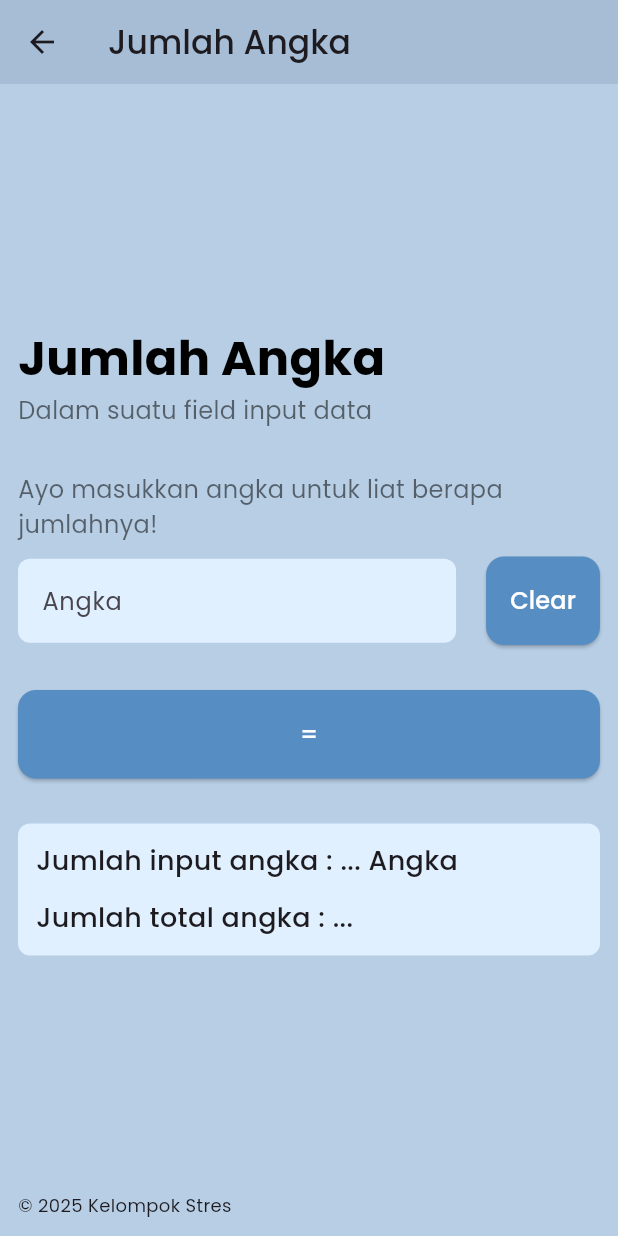
After one commit to haloYusuf/tugas1-mobile-teori, a Flutter app: the SecretPage screen opened by its route, on a phone screen of 412 x 824 dp. The commit adds this screen. Run offline on Flutter 3.47's test engine with Material 3 defaults, Android fonts, the phone set to English and light mode, and no system bars; our stand-ins replace get.

Commit message:
Update: Finish App

```diff
--- a/lib/app/controllers/kalkulator_controller.dart
+++ b/lib/app/controllers/kalkulator_controller.dart
@@ -65,15 +65,15 @@ class KalkulatorController extends GetxController {
         title: 'Gagal',
         message: 'Pilih operasi terlebih dahulu!',
       );
-    } else if (inputNum1.value.isEmpty) {
+    } else if (inputNum1.value.isEmpty || inputNum1.value.isAlphabetOnly) {
       _showDialog(
         title: 'Gagal',
-        message: 'Angka pertama tidak boleh kosong!',
+        message: 'Angka pertama tidak boleh kosong / huruf!',
       );
-    } else if (inputNum2.value.isEmpty) {
+    } else if (inputNum2.value.isEmpty || inputNum2.value.isAlphabetOnly) {
       _showDialog(
         title: 'Gagal',
-        message: 'Angka kedua tidak boleh kosong!',
+        message: 'Angka kedua tidak boleh kosong / huruf!',
       );
     } else {
       double value1 = double.parse(inputNum1.value.replaceAll(',', '.'));
--- /dev/null
+++ b/lib/app/controllers/secret_controller.dart
@@ -0,0 +1,54 @@
+import 'package:flutter/widgets.dart';
+import 'package:get/get.dart';
+
+class SecretController extends GetxController {
+  TextEditingController textController = TextEditingController();
+  var isCheckedBefore = false.obs;
+  var totalNumber = 0.obs;
+  var lengthNumber = 0.obs;
+
+  @override
+  void onClose() {
+    textController.clear();
+    textController.dispose();
+    super.onClose();
+  }
+
+  void handleBack() {
+    Get.back();
+  }
+
+  void handleClear() {
+    textController.clear();
+  }
+
+  void handleResult() {
+    var data = textController.text.removeAllWhitespace;
+    if (data.isEmpty) {
+      _showDialog(
+        title: 'Gagal',
+        message: 'Angka tidak boleh kosong!',
+      );
+    } else if (data.contains('.') || data.contains(',') || data.isAlphabetOnly) {
+      _showDialog(
+        title: 'Gagal',
+        message: 'Input harus berupa bilangan bulat!',
+      );
+    } else {
+      isCheckedBefore.value = true;
+      lengthNumber.value = data.length;
+      totalNumber.value = 0;
+      data.split('').forEach((v) {
+        totalNumber.value+=int.parse(v);
+      });
+    }
+  }
+
+  void _showDialog({required String title, required String message}) {
+    Get.defaultDialog(
+      title: title,
+      middleText: message,
+      radius: 8,
+    );
+  }
+}
--- a/lib/app/pages/kalkulator_page.dart
+++ b/lib/app/pages/kalkulator_page.dart
@@ -174,7 +174,8 @@ class KalkulatorPage extends StatelessWidget {
                             ),
                             shape: RoundedRectangleBorder(
                               borderRadius: BorderRadius.circular(12),
-                              )),
+                            ),
+                          ),
                           onPressed: controller.handleHitunk,
                           child: Text(
                             'Hitunk',
--- /dev/null
+++ b/lib/app/pages/secret_page.dart
@@ -0,0 +1,187 @@
+import 'package:flutter/material.dart';
+import 'package:get/get.dart';
+import 'package:tugas1_mobile_teori/app/controllers/secret_controller.dart';
+
+class SecretPage extends StatelessWidget {
+  const SecretPage({super.key});
+
+  @override
+  Widget build(BuildContext context) {
+    SecretController controller = Get.put(SecretController());
+    return Scaffold(
+      backgroundColor: const Color(0xFFB7CEE5),
+      appBar: AppBar(
+        backgroundColor: const Color(0xFFA6BDD5),
+        leading: IconButton(
+          icon: const Icon(Icons.arrow_back),
+          onPressed: controller.handleBack,
+        ),
+        title: Text(
+          'Jumlah Angka',
+          style: TextStyle(
+            fontWeight: FontWeight.w500,
+          ),
+        ),
+      ),
+      body: Padding(
+        padding: EdgeInsets.all(12),
+        child: Column(
+          mainAxisSize: MainAxisSize.max,
+          crossAxisAlignment: CrossAxisAlignment.stretch,
+          mainAxisAlignment: MainAxisAlignment.spaceBetween,
+          spacing: 10,
+          children: [
+            Expanded(
+              child: Center(
+                child: ListView(
+                  shrinkWrap: true,
+                  children: [
+                    Column(
+                      crossAxisAlignment: CrossAxisAlignment.stretch,
+                      spacing: 30,
+                      children: [
+                        Column(
+                          crossAxisAlignment: CrossAxisAlignment.stretch,
+                          children: [
+                            const Text(
+                              'Jumlah Angka',
+                              style: TextStyle(
+                                fontSize: 32,
+                                fontWeight: FontWeight.bold,
+                                color: Colors.black,
+                              ),
+                            ),
+                            const Text(
+                              'Dalam suatu field input data',
+                              style: TextStyle(
+                                fontSize: 16,
+                                color: Colors.black54,
+                              ),
+                            ),
+                          ],
+                        ),
+                        Column(
+                          crossAxisAlignment: CrossAxisAlignment.stretch,
+                          spacing: 10,
+                          children: [
+                            const Text(
+                              'Ayo masukkan angka untuk liat berapa jumlahnya!',
+                              style: TextStyle(
+                                fontSize: 16,
+                                color: Colors.black54,
+                              ),
+                            ),
+                            Row(
+                              spacing: 20,
+                              children: [
+                                Expanded(
+                                  child: TextField(
+                                    controller: controller.textController,
+                                    keyboardType: TextInputType.number,
+                                    textInputAction: TextInputAction.done,
+                                    style: TextStyle(
+                                      color: Colors.black,
+                                      fontSize: 16,
+                                    ),
+                                    decoration: InputDecoration(
+                                      hintText: 'Angka',
+                                      filled: true,
+                                      fillColor: Color(0xFFE1F0FF),
+                                      border: OutlineInputBorder(
+                                        borderSide: BorderSide.none,
+                                        borderRadius: BorderRadius.circular(8),
+                                      ),
+                                    ),
+                                  ),
+                                ),
+                                ElevatedButton(
+                                  style: ElevatedButton.styleFrom(
+                                    backgroundColor: Color(0xFF568DC3),
+                                    padding: EdgeInsets.symmetric(
+                                      vertical: 18,
+                                      horizontal: 16,
+                                    ),
+                                    shape: RoundedRectangleBorder(
+                                      borderRadius: BorderRadius.circular(12),
+                                    ),
+                                  ),
+                                  onPressed: controller.handleClear,
+                                  child: Text(
+                                    'Clear',
+                                    style: TextStyle(
+                                      fontSize: 16,
+                                      color: Colors.white,
+                                    ),
+                                  ),
+                                ),
+                              ],
+                            ),
+                          ],
+                        ),
+                        ElevatedButton(
+                          style: ElevatedButton.styleFrom(
+                            backgroundColor: Color(0xFF568DC3),
+                            padding: EdgeInsets.symmetric(
+                              vertical: 18,
+                              horizontal: 16,
+                            ),
+                            shape: RoundedRectangleBorder(
+                              borderRadius: BorderRadius.circular(12),
+                            ),
+                          ),
+                          onPressed: controller.handleResult,
+                          child: Text(
+                            '=',
+                            style: TextStyle(
+                              fontSize: 16,
+                              color: Colors.white,
+                            ),
+                          ),
+                        ),
+                        Obx(
+                          () => Container(
+                            padding: EdgeInsets.all(12),
+                            decoration: BoxDecoration(
+                              color: Color(0xFFE1F0FF),
+                              borderRadius: BorderRadius.circular(8),
+                            ),
+                            child: Column(
+                              crossAxisAlignment: CrossAxisAlignment.stretch,
+                              spacing: 12,
+                              children: [
+                                Text(
+                                  'Jumlah input angka : ${controller.isCheckedBefore.value ? controller.lengthNumber.value.toString() : '...'} Angka',
+                                  style: TextStyle(
+                                    fontWeight: FontWeight.w500,
+                                    fontSize: 18,
+                                  ),
+                                ),
+                                Text(
+                                  'Jumlah total angka : ${controller.isCheckedBefore.value ? controller.totalNumber.value.toString() : '...'}',
+                                  style: TextStyle(
+                                    fontWeight: FontWeight.w500,
+                                    fontSize: 18,
+                                  ),
+                                ),
+                              ],
+                            ),
+                          ),
+                        ),
+                      ],
+                    ),
+                  ],
+                ),
+              ),
+            ),
+            Text(
+              '© 2025 Kelompok Stres',
+              style: TextStyle(
+                fontSize: 12,
+              ),
+            ),
+          ],
+        ),
+      ),
+    );
+  }
+}
--- a/lib/app/routes/route_page.dart
+++ b/lib/app/routes/route_page.dart
@@ -1,8 +1,10 @@
 import 'package:get/get.dart';
+import 'package:tugas1_mobile_teori/app/pages/ganjil_genap_page.dart';
 import 'package:tugas1_mobile_teori/app/pages/kalkulator_page.dart';
 import 'package:tugas1_mobile_teori/app/pages/landing_page.dart';
 import 'package:tugas1_mobile_teori/app/pages/login_page.dart';
 import 'package:tugas1_mobile_teori/app/pages/kelompok_page.dart';
+import 'package:tugas1_mobile_teori/app/pages/secret_page.dart';
 import 'package:tugas1_mobile_teori/app/routes/route_name.dart';
 import 'package:tugas1_mobile_teori/app/pages/home_page.dart';
 
@@ -28,5 +30,13 @@ class RoutePage {
       name: RouteName.kalkulator,
       page: () => const KalkulatorPage(),
     ),
+    GetPage(
+      name: RouteName.ganjilGenap,
+      page: () => const GanjilGenapPage(),
+    ),
+    GetPage(
+      name: RouteName.secretMenu,
+      page: () => const SecretPage(),
+    ),
   ];
 }
```
Also changed, not shown: lib/app/controllers/ganjil_genap_controller.dart (added, +43 -0 lines), lib/app/pages/ganjil_genap_page.dart (added, +147 -0 lines). Lines whose indentation alone changed are shown as unchanged.
